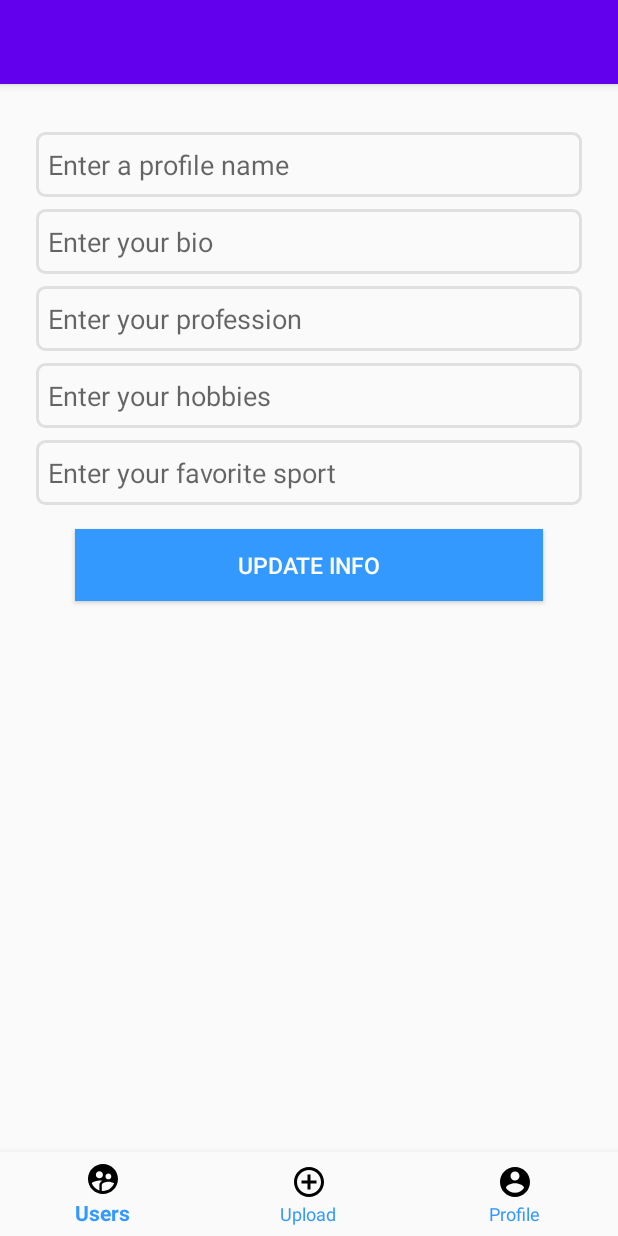
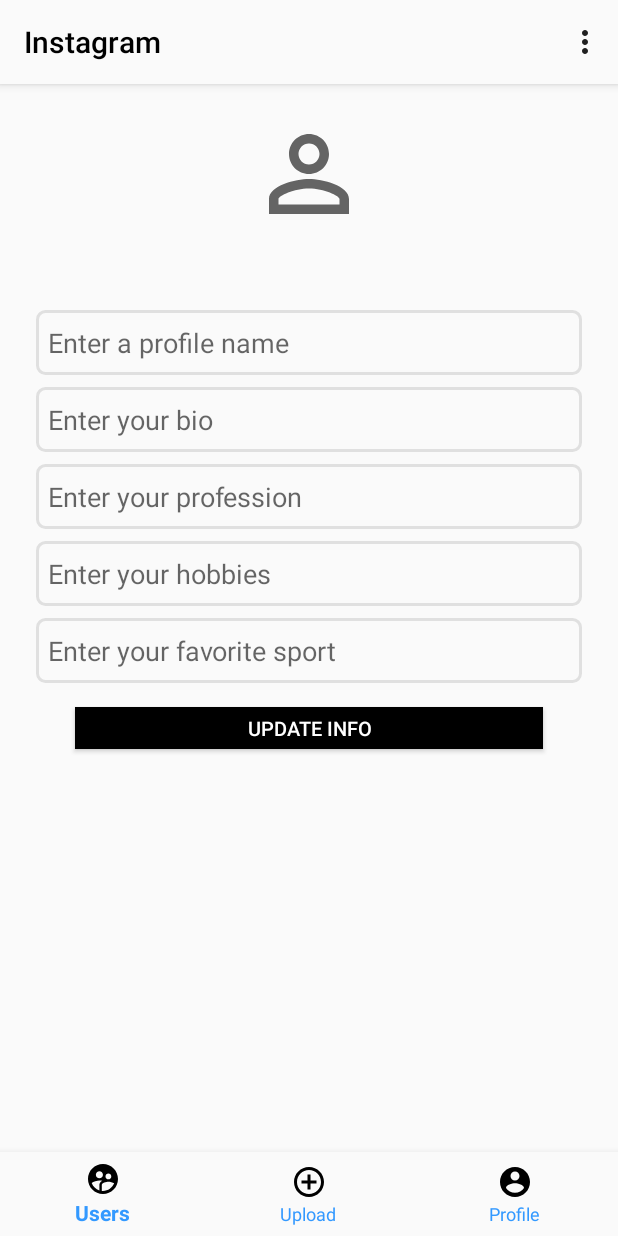
Before and after one commit to MuhammadAliGhaffar/InstagramClone, an Android app: the HomeActivity screen opened directly, with no data from a screen before it, on a phone screen of 412 x 824 dp. Run offline under Robolectric (Android 15) with nearby library versions, the phone set to English and light mode, and no system bars; libraries missing offline, so code that uses them is left out: com.parse, com.shashank.sony; 7 statements that could not run were skipped.

Commit message:
Adding ActionBar Toolbar Title + menu option logout user entered to uploaded to server

```diff
--- a/app/src/main/java/com/example/instagramclone/HomeActivity.java
+++ b/app/src/main/java/com/example/instagramclone/HomeActivity.java
@@ -1,32 +1,61 @@
 package com.example.instagramclone;
 
+import android.content.Intent;
 import android.os.Bundle;
+import android.view.Menu;
+import android.view.MenuInflater;
 import android.view.MenuItem;
-import android.widget.TextView;
 
 import androidx.annotation.NonNull;
 import androidx.appcompat.app.AppCompatActivity;
+import androidx.appcompat.widget.Toolbar;
 import androidx.fragment.app.Fragment;
 
 import com.google.android.material.bottomnavigation.BottomNavigationView;
+import com.parse.ParseUser;
 import com.shashank.sony.fancytoastlib.FancyToast;
 
 public class HomeActivity extends AppCompatActivity {
 
-    private TextView textView3;
+    private Toolbar mToolbar;
+
+    @Override
+    public boolean onOptionsItemSelected(@NonNull MenuItem item) {
+        switch (item.getItemId()){
+            case R.id.logout:
+                FancyToast.makeText(HomeActivity.this,"Logout is Pressed",FancyToast.LENGTH_SHORT,FancyToast.INFO,false).show();
+                ParseUser.getCurrentUser().logOut();
+                Intent intent =new Intent(HomeActivity.this,LoginActivity.class);
+                intent.addFlags(Intent.FLAG_ACTIVITY_CLEAR_TASK | Intent.FLAG_ACTIVITY_NEW_TASK);
+                startActivity(intent);
+                return true;
+            default:
+                return super.onOptionsItemSelected(item);
+        }
+
+    }
+
     private BottomNavigationView mBottomNavigationView;
 
+
+    @Override
+    public boolean onCreateOptionsMenu(Menu menu) {
+        MenuInflater inflater=getMenuInflater();
+        inflater.inflate(R.menu.option_menu,menu);
+        return true;
+    }
 
     @Override
     protected void onCreate(Bundle savedInstanceState) {
         super.onCreate(savedInstanceState);
         setContentView(R.layout.activity_home);
 
-        /*textView3=findViewById(R.id.textView3);
-        textView3.setText(ParseUser.getCurrentUser().getUsername().toString());*/
+       mToolbar=findViewById(R.id.actiontoolbar);
+       setSupportActionBar(mToolbar);
+       getSupportActionBar().setTitle("Instagram");
 
 
-        HomeActivity.this.setTitle("Instagram");
+
 
 
 
--- a/app/src/main/java/com/example/instagramclone/LoginActivity.java
+++ b/app/src/main/java/com/example/instagramclone/LoginActivity.java
@@ -37,12 +37,12 @@ public class LoginActivity extends AppCompatActivity {
         edtLoginEmail=findViewById(R.id.edtLoginEmail);
         edtLoginPassword=findViewById(R.id.edtLoginPassword);
 
-        /*if(ParseUser.getCurrentUser() != null){
+        if(ParseUser.getCurrentUser() != null){
          //   ParseUser.getCurrentUser().logOut();
             Intent intent =new Intent(LoginActivity.this,HomeActivity.class);
             intent.addFlags(Intent.FLAG_ACTIVITY_CLEAR_TASK | Intent.FLAG_ACTIVITY_NEW_TASK);
             startActivity(intent);
-        }*/
+        }
 
     }
 
--- a/app/src/main/java/com/example/instagramclone/ProfileTab.java
+++ b/app/src/main/java/com/example/instagramclone/ProfileTab.java
@@ -1,21 +1,85 @@
 package com.example.instagramclone;
 
+import android.app.ProgressDialog;
 import android.os.Bundle;
 import android.view.LayoutInflater;
 import android.view.View;
 import android.view.ViewGroup;
+import android.widget.Button;
+import android.widget.EditText;
+import android.widget.TextView;
+import android.widget.Toast;
 
 import androidx.fragment.app.Fragment;
 
+import com.parse.ParseException;
+import com.parse.ParseUser;
+import com.parse.SaveCallback;
+import com.shashank.sony.fancytoastlib.FancyToast;
+
 public class ProfileTab extends Fragment {
+
+    private EditText edtProfileName,edtProfileBio,edtProfileProfession,edtProfileHobbies,edtProfileFavoriteSport;
+    private Button btnUpdateInfo;
+    private TextView textProfile;
+
+
+
+
 
     @Override
     public View onCreateView(LayoutInflater inflater, ViewGroup container,
                              Bundle savedInstanceState) {
         // Inflate the layout for this fragment
 
-        return inflater.inflate(R.layout.fragment_profile_tab, container, false);
+        View view = inflater.inflate(R.layout.fragment_profile_tab, container, false);
+        edtProfileName=view.findViewById(R.id.edtProfileName);
+        edtProfileBio=view.findViewById(R.id.edtProfileBio);
+        edtProfileProfession=view.findViewById(R.id.edtProfileProfession);
+        edtProfileHobbies=view.findViewById(R.id.edtProfileHobbies);
+        edtProfileFavoriteSport=view.findViewById(R.id.edtProfileFavoriteSport);
+        btnUpdateInfo=view.findViewById(R.id.btnUpdateInfo);
+        textProfile=view.findViewById(R.id.textProfile);
+        textProfile.setText(ParseUser.getCurrentUser().getUsername().toString());
 
+        final ParseUser parseUser = ParseUser.getCurrentUser();
+        edtProfileName.setText(parseUser.get("profileName").toString());
+        edtProfileBio.setText(parseUser.get("profileBio").toString());
+        edtProfileProfession.setText(parseUser.get("profileProfession").toString());
+        edtProfileHobbies.setText(parseUser.get("profileHobbies").toString());
+        edtProfileFavoriteSport.setText(parseUser.get("profileFavoriteSport").toString());
+
+
+        btnUpdateInfo.setOnClickListener(new View.OnClickListener() {
+            @Override
+            public void onClick(View view) {
+                parseUser.put("profileName",edtProfileName.getText().toString());
+                parseUser.put("profileBio",edtProfileBio.getText().toString());
+                parseUser.put("profileProfession",edtProfileProfession.getText().toString());
+                parseUser.put("profileHobbies",edtProfileHobbies.getText().toString());
+                parseUser.put("profileFavoriteSport",edtProfileFavoriteSport.getText().toString());
+                final ProgressDialog progressDialoggg=new ProgressDialog(getContext());
+                progressDialoggg.setMessage("Updating User Information");
+                progressDialoggg.show();
+
+                parseUser.saveInBackground(new SaveCallback() {
+
+                    @Override
+                    public void done(ParseException e) {
+
+                        if(e==null){
+                            FancyToast.makeText(getContext(),"Info is Updated", Toast.LENGTH_SHORT,FancyToast.SUCCESS,false).show();
+                        }else {
+                            FancyToast.makeText(getContext(),e.getMessage() ,Toast.LENGTH_SHORT,FancyToast.ERROR,false).show();
+
+                        }
+                        progressDialoggg.dismiss();
+                    }
+                });
+
+            }
+        });
+        return view;
     }
 
 }
--- /dev/null
+++ b/app/src/main/res/drawable/ic_baseline_person_outline_24.xml
@@ -0,0 +1,10 @@
+<vector xmlns:android="http://schemas.android.com/apk/res/android"
+    android:width="24dp"
+    android:height="24dp"
+    android:viewportWidth="24"
+    android:viewportHeight="24"
+    android:tint="?attr/colorControlNormal">
+  <path
+      android:fillColor="@android:color/white"
+      android:pathData="M12,5.9c1.16,0 2.1,0.94 2.1,2.1s-0.94,2.1 -2.1,2.1S9.9,9.16 9.9,8s0.94,-2.1 2.1,-2.1m0,9c2.97,0 6.1,1.46 6.1,2.1v1.1L5.9,18.1L5.9,17c0,-0.64 3.13,-2.1 6.1,-2.1M12,4C9.79,4 8,5.79 8,8s1.79,4 4,4 4,-1.79 4,-4 -1.79,-4 -4,-4zM12,13c-2.67,0 -8,1.34 -8,4v3h16v-3c0,-2.66 -5.33,-4 -8,-4z"/>
+</vector>
--- a/app/src/main/res/layout/activity_home.xml
+++ b/app/src/main/res/layout/activity_home.xml
@@ -19,8 +19,10 @@
         android:id="@+id/actiontoolbar"
         android:layout_width="match_parent"
         android:layout_height="wrap_content"
-        android:background="?attr/colorPrimary"
+        android:background="?android:attr/windowBackground"
+        app:titleTextColor="@color/black"
         android:elevation="4dp"
+        app:menu="@menu/option_menu"
         android:theme="@style/ThemeOverlay.AppCompat.ActionBar"
         app:popupTheme="@style/ThemeOverlay.AppCompat.Light"/>
 
--- a/app/src/main/res/layout/fragment_profile_tab.xml
+++ b/app/src/main/res/layout/fragment_profile_tab.xml
@@ -7,23 +7,46 @@
     tools:context=".ProfileTab">
 
 
-    <EditText
-        android:id="@+id/editTextTextPersonName"
-        android:layout_width="0dp"
-        android:layout_height="43dp"
-        android:layout_marginStart="24dp"
-        android:layout_marginTop="32dp"
-        android:layout_marginEnd="24dp"
-        android:ems="10"
-        android:hint="Enter a profile name"
-        android:background="@drawable/edit_text_border"
-        android:inputType="textPersonName"
+    <ImageView
+        android:id="@+id/imageView"
+        android:layout_width="80dp"
+        android:layout_height="80dp"
+        android:layout_marginTop="20dp"
+        android:src="@drawable/ic_baseline_person_outline_24"
         app:layout_constraintEnd_toEndOf="parent"
         app:layout_constraintStart_toStartOf="parent"
         app:layout_constraintTop_toTopOf="parent" />
 
+    <TextView
+        android:id="@+id/textProfile"
+        android:layout_width="wrap_content"
+        android:layout_height="wrap_content"
+        android:layout_marginTop="10dp"
+        android:textColor="@color/black"
+        android:textSize="18sp"
+        app:layout_constraintEnd_toEndOf="parent"
+        app:layout_constraintHorizontal_bias="0.498"
+        app:layout_constraintStart_toStartOf="parent"
+        app:layout_constraintTop_toBottomOf="@+id/imageView" />
+
     <EditText
-        android:id="@+id/editTextTextPersonName2"
+        android:id="@+id/edtProfileName"
+        android:layout_width="0dp"
+        android:layout_height="43dp"
+        android:layout_marginStart="24dp"
+        android:layout_marginTop="16dp"
+        android:layout_marginEnd="24dp"
+        android:background="@drawable/edit_text_border"
+        android:ems="10"
+        android:hint="Enter a profile name"
+        android:inputType="textPersonName"
+        app:layout_constraintEnd_toEndOf="parent"
+        app:layout_constraintHorizontal_bias="1.0"
+        app:layout_constraintStart_toStartOf="parent"
+        app:layout_constraintTop_toBottomOf="@+id/textProfile" />
+
+    <EditText
+        android:id="@+id/edtProfileBio"
         android:layout_width="0dp"
         android:layout_height="43dp"
         android:layout_marginStart="24dp"
@@ -36,10 +59,10 @@
         app:layout_constraintEnd_toEndOf="parent"
         app:layout_constraintHorizontal_bias="0.502"
         app:layout_constraintStart_toStartOf="parent"
-        app:layout_constraintTop_toBottomOf="@+id/editTextTextPersonName" />
+        app:layout_constraintTop_toBottomOf="@+id/edtProfileName" />
 
     <EditText
-        android:id="@+id/editTextTextPersonName3"
+        android:id="@+id/edtProfileProfession"
         android:layout_width="0dp"
         android:layout_height="43dp"
         android:layout_marginStart="24dp"
@@ -52,10 +75,10 @@
         app:layout_constraintEnd_toEndOf="parent"
         app:layout_constraintHorizontal_bias="0.497"
         app:layout_constraintStart_toStartOf="parent"
-        app:layout_constraintTop_toBottomOf="@+id/editTextTextPersonName2" />
+        app:layout_constraintTop_toBottomOf="@+id/edtProfileBio" />
 
     <EditText
-        android:id="@+id/editTextTextPersonName4"
+        android:id="@+id/edtProfileHobbies"
         android:layout_width="0dp"
         android:layout_height="43dp"
         android:layout_marginStart="24dp"
@@ -68,10 +91,10 @@
         app:layout_constraintEnd_toEndOf="parent"
         app:layout_constraintHorizontal_bias="0.497"
         app:layout_constraintStart_toStartOf="parent"
-        app:layout_constraintTop_toBottomOf="@+id/editTextTextPersonName3" />
+        app:layout_constraintTop_toBottomOf="@+id/edtProfileProfession" />
 
     <EditText
-        android:id="@+id/editTextTextPersonName5"
+        android:id="@+id/edtProfileFavoriteSport"
         android:layout_width="0dp"
         android:layout_height="43dp"
         android:layout_marginStart="24dp"
@@ -84,20 +107,21 @@
         app:layout_constraintEnd_toEndOf="parent"
         app:layout_constraintHorizontal_bias="0.502"
         app:layout_constraintStart_toStartOf="parent"
-        app:layout_constraintTop_toBottomOf="@+id/editTextTextPersonName4" />
+        app:layout_constraintTop_toBottomOf="@+id/edtProfileHobbies" />
 
     <Button
-        android:id="@+id/button3"
+        android:id="@+id/btnUpdateInfo"
         android:layout_width="0dp"
-        android:layout_height="wrap_content"
+        android:layout_height="28dp"
         android:layout_marginStart="50dp"
         android:layout_marginTop="16dp"
         android:layout_marginEnd="50dp"
+        android:background="@color/black"
         android:text="Update Info"
-        android:background="#3399FF"
         android:textColor="#ffffff"
-        android:textSize="15sp"
+        android:textSize="13sp"
+
         app:layout_constraintEnd_toEndOf="parent"
         app:layout_constraintStart_toStartOf="parent"
-        app:layout_constraintTop_toBottomOf="@+id/editTextTextPersonName5" />
+        app:layout_constraintTop_toBottomOf="@+id/edtProfileFavoriteSport" />
 </androidx.constraintlayout.widget.ConstraintLayout>
--- /dev/null
+++ b/app/src/main/res/menu/option_menu.xml
@@ -0,0 +1,8 @@
+<?xml version="1.0" encoding="utf-8"?>
+<menu xmlns:android="http://schemas.android.com/apk/res/android"
+    xmlns:app="http://schemas.android.com/apk/res-auto">
+    <item
+        android:id="@+id/logout"
+        android:title="Logout"
+        app:showAsAction="never"/>
+</menu>
```
